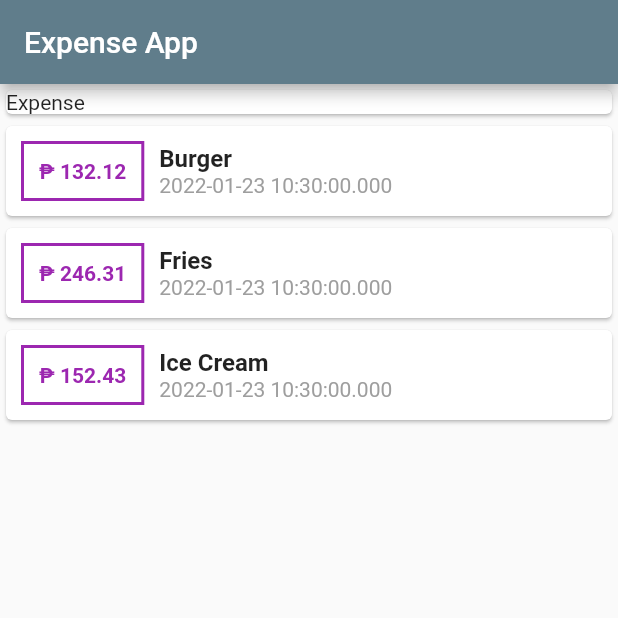
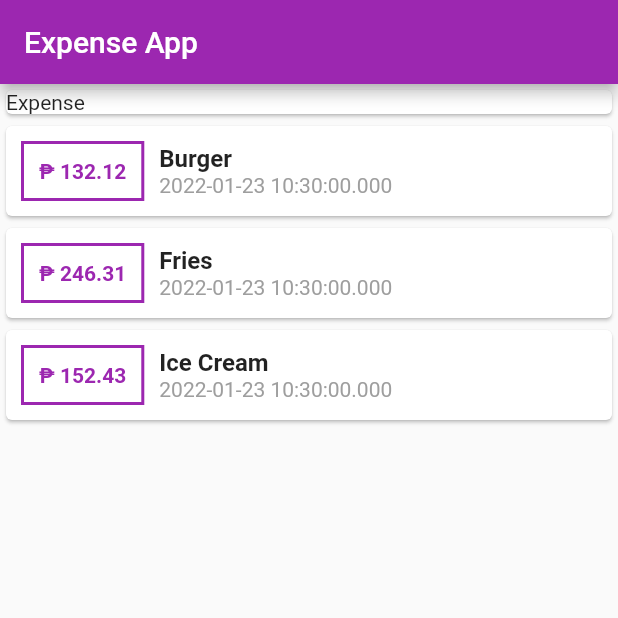
Before and after one commit to martinericksonn/Personal-Expense-Tracker, a Flutter app: the screen it shows after launch, on a phone screen of 412 x 824 dp, the top half of it. Run offline on Flutter 3.47's test engine with Material 2 defaults, Android fonts, the phone set to English and light mode, and no system bars.

```diff
--- a/personal_expense_tracker/lib/main.dart
+++ b/personal_expense_tracker/lib/main.dart
@@ -16,7 +16,7 @@ class MyApp extends StatelessWidget {
       debugShowCheckedModeBanner: false,
       title: 'Expense App',
       theme: ThemeData(
-        primarySwatch: Colors.blueGrey,
+        primarySwatch: Colors.purple,
       ),
       home: MyHomePage(),
     );
--- a/personal_expense_tracker/pubspec.yaml
+++ b/personal_expense_tracker/pubspec.yaml
@@ -3,7 +3,7 @@ description: A new Flutter project.
 
 # The following line prevents the package from being accidentally published to
 # pub.dev using `flutter pub publish`. This is preferred for private packages.
-publish_to: 'none' # Remove this line if you wish to publish to pub.dev
+publish_to: "none" # Remove this line if you wish to publish to pub.dev
 
 # The following defines the version and build number for your application.
 # A version number is three numbers separated by dots, like 1.2.43
@@ -29,7 +29,7 @@ environment:
 dependencies:
   flutter:
     sdk: flutter
-
+  intl: ^0.17.0
 
   # The following adds the Cupertino Icons font to your application.
   # Use with the CupertinoIcons class for iOS style icons.
@@ -51,7 +51,6 @@ dev_dependencies:
 
 # The following section is specific to Flutter.
 flutter:
-
   # The following line ensures that the Material Icons font is
   # included with your application, so that you can use the icons in
   # the material Icons class.
```
Also changed, not shown: personal_expense_tracker/pubspec.lock.
